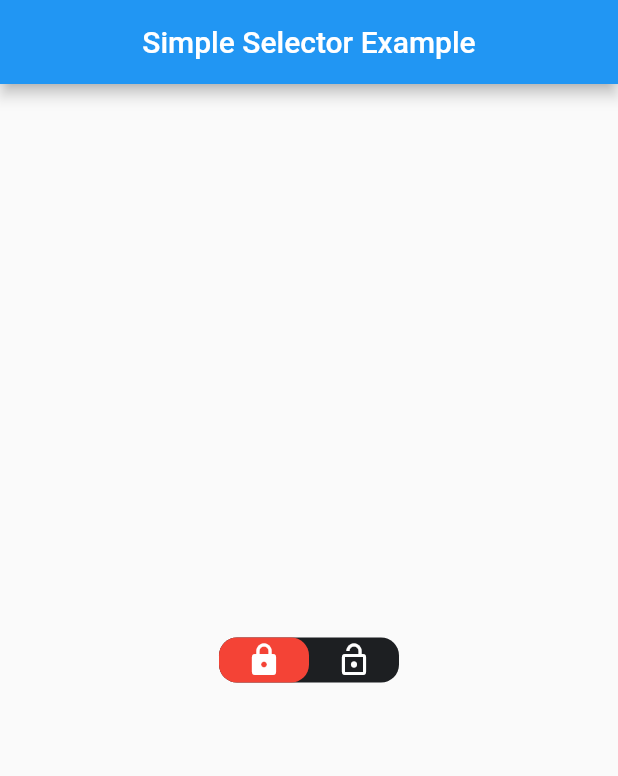
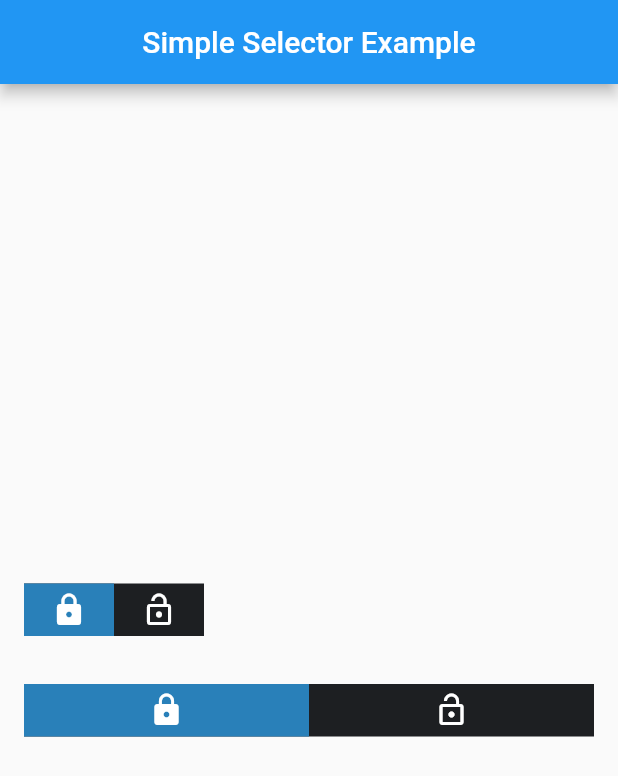
Before and after one commit to sameteyisan/simple_selector, a Flutter app: the screen it shows after launch, on a phone screen of 412 x 824 dp. Shown: the top 776 px of the screen. Run offline on Flutter 3.47's test engine with Material 2 defaults, Android fonts, the phone set to English and light mode, and no system bars.

Commit message:
Selected index came instead of initial index. Dense added. Increased ease of use.

```diff
--- a/example/lib/main.dart
+++ b/example/lib/main.dart
@@ -29,6 +29,7 @@ class MyHomePage extends StatefulWidget {
 
 class _MyHomePageState extends State<MyHomePage> {
   int selected = 0;
+
   @override
   Widget build(BuildContext context) {
     return Scaffold(
@@ -36,11 +37,15 @@ class _MyHomePageState extends State<MyHomePage> {
         title: const Text("Simple Selector Example"),
         centerTitle: true,
       ),
-      body: Center(
+      body: Padding(
+        padding: const EdgeInsets.all(16),
         child: Column(
           mainAxisAlignment: MainAxisAlignment.center,
+          crossAxisAlignment: CrossAxisAlignment.start,
           children: [
             SimpleSelector(
+              radius: 0,
+              selectedIndex: selected,
               items: const [
                 Icon(
                   Icons.lock,
@@ -51,9 +56,37 @@ class _MyHomePageState extends State<MyHomePage> {
                   color: Colors.white,
                 ),
               ],
-              indicatorColor: selected == 0 ? Colors.red : Colors.green,
+              indicatorColor: selected == 0
+                  ? const Color(0xff2980b9)
+                  : const Color(0xff2980b9).withOpacity(0.5),
               itemExtent: 60,
-              height: 30,
+              height: 35,
+              onChanged: (selectedIndex) {
+                setState(() {
+                  selected = selectedIndex;
+                });
+              },
+            ),
+            const SizedBox(height: 32),
+            SimpleSelector(
+              selectedIndex: selected,
+              dense: true,
+              radius: 0,
+              items: const [
+                Icon(
+                  Icons.lock,
+                  color: Colors.white,
+                ),
+                Icon(
+                  Icons.lock_open,
+                  color: Colors.white,
+                ),
+              ],
+              indicatorColor: selected == 0
+                  ? const Color(0xff2980b9)
+                  : const Color(0xff2980b9).withOpacity(0.6),
+              itemExtent: 60,
+              height: 35,
               onChanged: (selectedIndex) {
                 setState(() {
                   selected = selectedIndex;
--- a/lib/simple_selector.dart
+++ b/lib/simple_selector.dart
@@ -6,7 +6,7 @@ class SimpleSelector extends StatefulWidget {
   const SimpleSelector({
     Key? key,
     required this.items,
-    this.initialIndex = 0,
+    required this.selectedIndex,
     this.duration = const Duration(milliseconds: 300),
     this.curve,
     this.itemExtent = 50,
@@ -14,18 +14,17 @@ class SimpleSelector extends StatefulWidget {
     this.indicatorColor = const Color(0xff2980b9),
     this.backgroundColor = const Color(0xff1D1F22),
     this.radius = 12,
-    this.itemPadding,
-    this.mainAxisSize,
     this.onChanged,
     this.animation = true,
     this.itemAlign,
+    this.dense = false,
   }) : super(key: key);
 
   /// The items to be used in the selection are entered here.
   final List<Widget> items;
 
-  /// Use this to change your starting item
-  final int initialIndex;
+  /// Use this to change your selected item
+  final int selectedIndex;
 
   /// Use this to set the animation duration.
   final Duration duration;
@@ -48,12 +47,6 @@ class SimpleSelector extends StatefulWidget {
   /// Use this to change the radius.
   final double radius;
 
-  /// Use this to give padding to each of the items. This way you can leave space between items.
-  final EdgeInsets? itemPadding;
-
-  /// Use this to organize the space occupied by items horizontally.
-  final MainAxisSize? mainAxisSize;
-
   /// Use this to eliminate the animation transition altogether.
   final bool animation;
 
@@ -62,6 +55,9 @@ class SimpleSelector extends StatefulWidget {
 
   /// This function is used to see the selected index.
   final Function(int index)? onChanged;
+
+  /// If this is true, itemextent is ignored. It spreads to the area allocated to it on the screen.
+  final bool dense;
 
   @override
   State<SimpleSelector> createState() => _SimpleSelectorState();
@@ -72,14 +68,29 @@ class _SimpleSelectorState extends State<SimpleSelector> {
 
   @override
   void initState() {
-    offset = Offset(widget.initialIndex.toDouble(), 0);
+    offset = Offset(widget.selectedIndex.toDouble(), 0);
     super.initState();
   }
 
   @override
+  void didUpdateWidget(covariant SimpleSelector oldWidget) {
+    setState(() {
+      offset = Offset(widget.selectedIndex.toDouble(), 0);
+    });
+    super.didUpdateWidget(oldWidget);
+  }
+
+  @override
   Widget build(BuildContext context) {
+    if (widget.selectedIndex >= widget.items.length ||
+        widget.selectedIndex < 0) {
+      throw "Array index out of bounds";
+    }
+    return LayoutBuilder(builder: (context, constraints) {
       return Container(
-      width: widget.itemExtent * widget.items.length,
+        width: widget.dense
+            ? constraints.maxWidth
+            : widget.itemExtent * widget.items.length,
         height: widget.height,
         decoration: BoxDecoration(
           borderRadius: BorderRadius.circular(widget.radius),
@@ -87,14 +98,15 @@ class _SimpleSelectorState extends State<SimpleSelector> {
         ),
         child: Stack(
           children: [
-          if (widget.items.isNotEmpty)
             AnimatedSlide(
               offset: offset,
               duration: widget.animation ? widget.duration : Duration.zero,
               curve: widget.curve ?? Curves.easeInOut,
               child: AnimatedContainer(
                 duration: widget.animation ? widget.duration : Duration.zero,
-                width: widget.itemExtent,
+                width: widget.dense
+                    ? constraints.maxWidth / widget.items.length
+                    : widget.itemExtent,
                 height: widget.height,
                 decoration: BoxDecoration(
                   borderRadius: BorderRadius.circular(widget.radius),
@@ -103,18 +115,17 @@ class _SimpleSelectorState extends State<SimpleSelector> {
               ),
             ),
             Row(
-            mainAxisSize: widget.mainAxisSize ?? MainAxisSize.max,
               children: widget.items
                   .asMap()
                   .entries
                   .map(
-                  (kv) => Padding(
-                    padding: widget.itemPadding ?? EdgeInsets.zero,
-                    child: Stack(
+                    (kv) => Stack(
                       children: [
                         Container(
                           alignment: widget.itemAlign ?? Alignment.center,
-                          width: widget.itemExtent,
+                          width: widget.dense
+                              ? constraints.maxWidth / widget.items.length
+                              : widget.itemExtent,
                           height: widget.height,
                           child: kv.value,
                         ),
@@ -129,9 +140,7 @@ class _SimpleSelectorState extends State<SimpleSelector> {
                                 if (offset.dx == idxDouble) {
                                   return;
                                 }
-                                setState(() {
-                                  offset = Offset(idxDouble, 0);
-                                });
+
                                 if (widget.onChanged != null) {
                                   widget.onChanged!(kv.key);
                                 }
@@ -141,12 +150,12 @@ class _SimpleSelectorState extends State<SimpleSelector> {
                         ),
                       ],
                     ),
-                  ),
                   )
                   .toList(),
             ),
           ],
         ),
       );
+    });
   }
 }
--- a/pubspec.yaml
+++ b/pubspec.yaml
@@ -1,6 +1,6 @@
 name: simple_selector
 description: A simple and customizable selector widget with animated transition.
-version: 1.0.5
+version: 1.0.6
 homepage: https://github.com/sameteyisan/simple_selector.git
 
 environment:
```
Also changed, not shown: example/pubspec.lock, 2 other files. Lines whose indentation alone changed are shown as unchanged.
